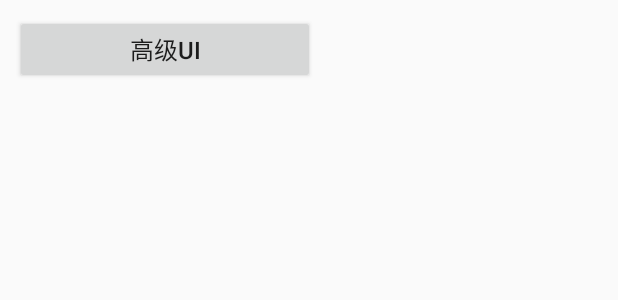
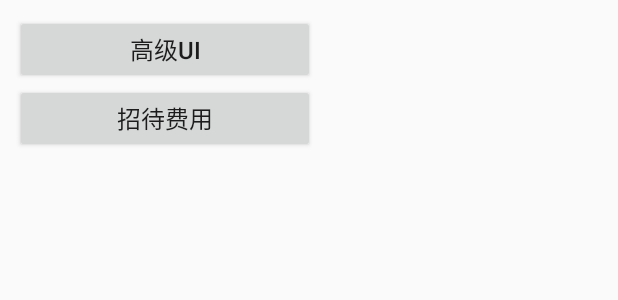
Before and after one commit to lvjie0519/MyDNStudyProject, an Android app: the layout activity_main.xml on its own in the app's theme, with its tools: preview values and no code run, on a phone screen of 412 x 824 dp. Shown: the top 300 px of the screen. Run offline under Robolectric (Android 15) with nearby library versions, the phone set to English and light mode, and no system bars.

Commit message:
调整UI跳转

```diff
--- a/app/src/main/java/com/example/mydnstudyproject/MainActivity.java
+++ b/app/src/main/java/com/example/mydnstudyproject/MainActivity.java
@@ -17,7 +17,10 @@ public class MainActivity extends AppCompatActivity {
     }
 
     public void openHighGradeUIActivity(View view) {
-//        UIMainActivity.startActicity(this);
+        UIMainActivity.startActicity(this);
+    }
+
+    public void openZhongNanYuanActivity(View view) {
         ZhongNanYuanMainActivity.startActivity(this);
     }
 }
--- a/app/src/main/res/layout/activity_main.xml
+++ b/app/src/main/res/layout/activity_main.xml
@@ -13,5 +13,11 @@
         android:text="高级UI"
         android:textSize="16sp"
         android:onClick="openHighGradeUIActivity"/>
+    <Button
+        android:layout_width="200dp"
+        android:layout_height="46dp"
+        android:text="招待费用"
+        android:textSize="16sp"
+        android:onClick="openZhongNanYuanActivity"/>
 
 </LinearLayout>
```
Also changed, not shown: app/src/main/AndroidManifest.xml (+4 -5 lines).
